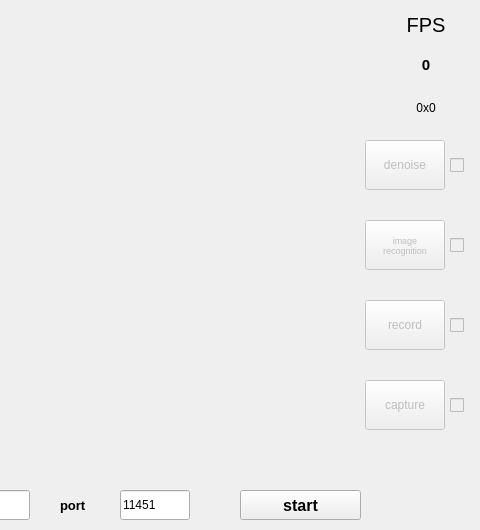
First picture: the form in CAM2PC_BYUDP/app/pyside2.ui, repository PrettyMisaka/gowin_fpga_study, before the edit; both pictures show x 280 to 760 and y 0 to 530 of the 760 by 530 pixel window.
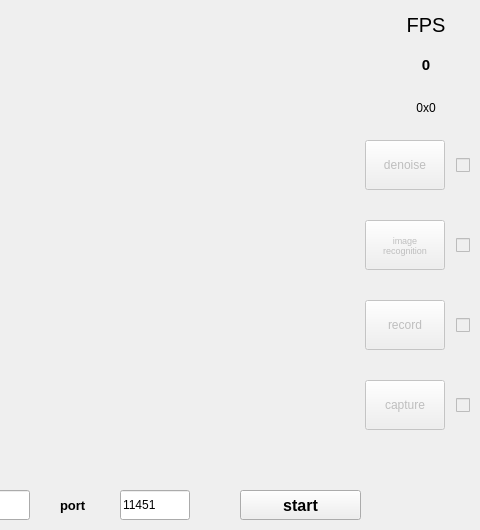
Second picture: the form after the edit.

```diff
--- a/CAM2PC_BYUDP/app/pyside2.ui
+++ b/CAM2PC_BYUDP/app/pyside2.ui
@@ -338,6 +338,9 @@
      <height>50</height>
     </rect>
    </property>
+   <property name="layoutDirection">
+    <enum>Qt::RightToLeft</enum>
+   </property>
    <property name="text">
     <string/>
    </property>
@@ -354,6 +357,9 @@
      <height>50</height>
     </rect>
    </property>
+   <property name="layoutDirection">
+    <enum>Qt::RightToLeft</enum>
+   </property>
    <property name="text">
     <string/>
    </property>
@@ -373,6 +379,9 @@
      <height>50</height>
     </rect>
    </property>
+   <property name="layoutDirection">
+    <enum>Qt::RightToLeft</enum>
+   </property>
    <property name="text">
     <string/>
    </property>
@@ -392,6 +401,9 @@
      <height>50</height>
     </rect>
    </property>
+   <property name="layoutDirection">
+    <enum>Qt::RightToLeft</enum>
+   </property>
    <property name="text">
     <string/>
    </property>
```
Left out of the diff: 51 changed lines with no effect on the pictures.
